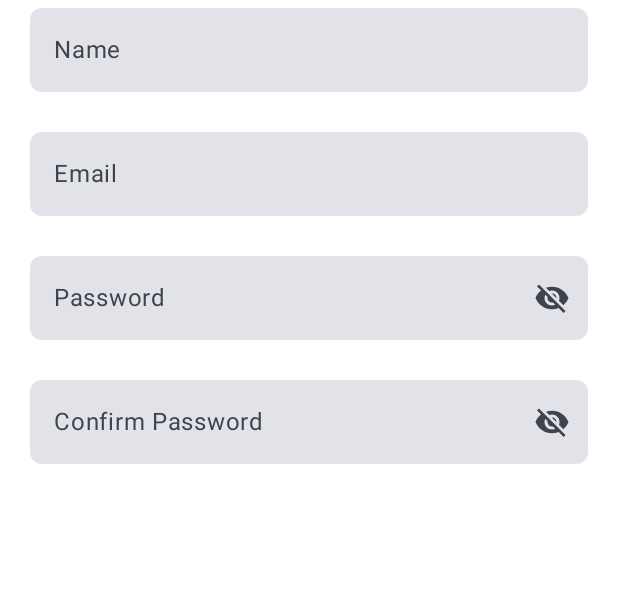
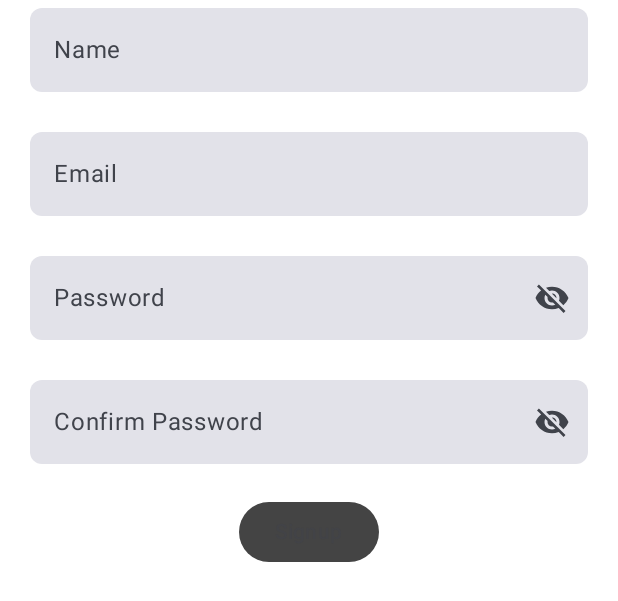
Before and after one commit to rootstrap/FlowForms, an Android app built with Jetpack Compose: the @Preview function SignUpScreenPreview, on a phone screen of 412 x 824 dp. Shown: the top 601 px of the screen. Run offline under Robolectric (Android 15) with nearby library versions, the phone set to English and light mode, and no system bars.

Commit message:
Add signup button to compose example

```diff
--- a/exampleappandroidcompose/src/main/java/com/example/exampleappandroidcompose/ui/screens/SignUpScreen.kt
+++ b/exampleappandroidcompose/src/main/java/com/example/exampleappandroidcompose/ui/screens/SignUpScreen.kt
@@ -1,9 +1,11 @@
 package com.example.exampleappandroidcompose.ui.screens
 
 import androidx.compose.foundation.background
-import androidx.compose.foundation.layout.Arrangement
 import androidx.compose.foundation.layout.Column
 import androidx.compose.foundation.layout.padding
+import androidx.compose.material3.Button
+import androidx.compose.material3.ButtonDefaults
+import androidx.compose.material3.Text
 import androidx.compose.runtime.Composable
 import androidx.compose.runtime.collectAsState
 import androidx.compose.runtime.getValue
@@ -31,6 +33,7 @@ fun SignUpScreen(
         onNameChanged = viewModel::onNameChange,
         onPasswordChanged = viewModel::onPasswordChange,
         onPasswordConfirmationChanged = viewModel::onPasswordConfirmChange,
+        onTermsAcceptedChange = viewModel::onAcceptTermsChange,
         onSignupButtonClicked = {}
     )
 }
@@ -42,10 +45,10 @@ fun SignUpScreen(
     onNameChanged: (String) -> Unit,
     onPasswordChanged: (String) -> Unit,
     onPasswordConfirmationChanged: (String) -> Unit,
+    onTermsAcceptedChange: (Boolean) -> Unit,
     onSignupButtonClicked: () -> Unit
 ) {
     Column(
-        verticalArrangement = Arrangement.SpaceEvenly,
         horizontalAlignment = Alignment.CenterHorizontally,
         modifier = Modifier
             .background(Color.White)
@@ -80,6 +83,15 @@ fun SignUpScreen(
             errorMessage = uiState.confirmPasswordError,
             isPasswordField = true
         )
+        Button(
+            onClick = onSignupButtonClicked,
+            enabled = uiState.isFormValid,
+            colors = ButtonDefaults.buttonColors(
+                disabledContainerColor = Color.DarkGray
+            )
+        ) {
+            Text(text = stringResource(id = R.string.signup))
+        }
     }
 }
 
@@ -89,11 +101,12 @@ fun SignUpScreenPreview() {
     FlowFormsTheme {
         SignUpScreen(
             SignUpFormUiState(),
-            {},
-            {},
-            {},
-            {},
-            {}
+            onNameChanged = {},
+            onEmailChanged = {},
+            onPasswordChanged = {},
+            onPasswordConfirmationChanged = {},
+            onTermsAcceptedChange = {},
+            onSignupButtonClicked = {}
         )
     }
 }
--- a/exampleappandroidcompose/src/main/res/values/strings.xml
+++ b/exampleappandroidcompose/src/main/res/values/strings.xml
@@ -1,6 +1,7 @@
 <resources>
     <string name="app_name">Example App Android Compose</string>
     <string name="name">Name</string>
+    <string name="signup">Signup</string>
     <string name="email">Email</string>
     <string name="password">Password</string>
     <string name="confirm_password">Confirm Password</string>
```
